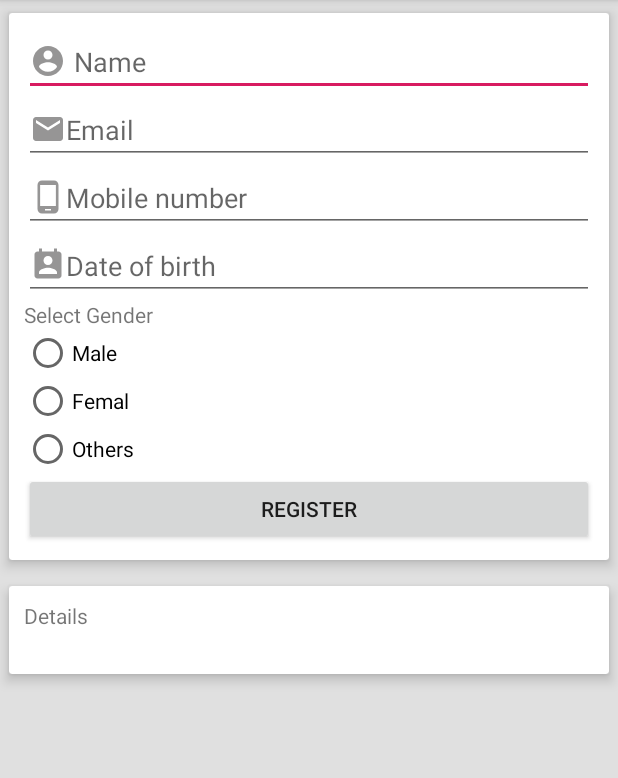
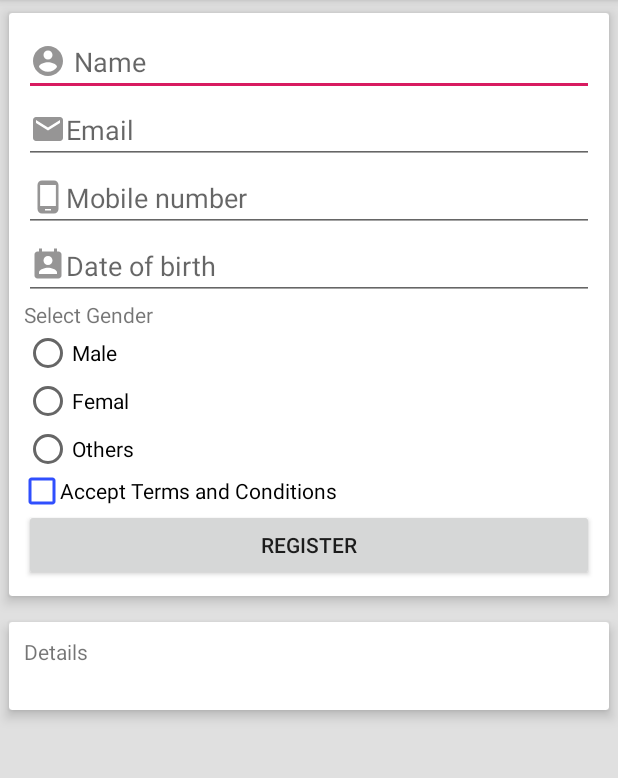
Before and after one commit to CMPundhir/AllWidgetsDemo, an Android app: the FormActivity screen opened directly, with no data from a screen before it, on a phone screen of 412 x 824 dp, the part 84-862 px from its top. Run offline under Robolectric (Android 15) with nearby library versions, the phone set to English and light mode, and no system bars.

Commit message:
Cutom checkbox

```diff
--- a/app/src/main/java/com/cmpundhir/cm/allwidgetsdemo/FormActivity.java
+++ b/app/src/main/java/com/cmpundhir/cm/allwidgetsdemo/FormActivity.java
@@ -5,17 +5,19 @@ import androidx.appcompat.app.AppCompatActivity;
 import android.os.Bundle;
 import android.view.View;
 import android.widget.Button;
+import android.widget.CheckBox;
 import android.widget.EditText;
 import android.widget.RadioButton;
 import android.widget.RadioGroup;
 import android.widget.TextView;
+import android.widget.Toast;
 
 public class FormActivity extends AppCompatActivity {
     EditText e1,e2,e3,e4;
     Button btn;
     RadioGroup rg;
     TextView textView;
-
+    CheckBox checkBox;
     private void init(){
         e1 = findViewById(R.id.editText);
         e2 = findViewById(R.id.editText2);
@@ -23,6 +25,7 @@ public class FormActivity extends AppCompatActivity {
         e4 = findViewById(R.id.editText4);
         btn = findViewById(R.id.button6);
         rg = findViewById(R.id.rg);
+        checkBox = findViewById(R.id.checkBox);
         textView = findViewById(R.id.textView2);
     }
     @Override
@@ -33,7 +36,8 @@ public class FormActivity extends AppCompatActivity {
         btn.setOnClickListener(new View.OnClickListener() {
             @Override
             public void onClick(View view) {
-                String name,email,phone,gender,dob;
+                if(checkBox.isChecked()) {
+                    String name, email, phone, gender, dob;
                     name = e1.getText().toString();
                     email = e2.getText().toString();
                     phone = e3.getText().toString();
@@ -42,13 +46,15 @@ public class FormActivity extends AppCompatActivity {
                     gender = rb.getText().toString();
 
                     StringBuffer buffer = new StringBuffer();
-                buffer.append("name : "+name+"\n");
-                buffer.append("email : "+email+"\n");
-                buffer.append("phone : "+phone+"\n");
-                buffer.append("dob : "+dob+"\n");
-                buffer.append("gender : "+gender+"\n");
-
+                    buffer.append("name : " + name + "\n");
+                    buffer.append("email : " + email + "\n");
+                    buffer.append("phone : " + phone + "\n");
+                    buffer.append("dob : " + dob + "\n");
+                    buffer.append("gender : " + gender + "\n");
                     textView.setText(buffer.toString());
+                }else{
+                    Toast.makeText(FormActivity.this, "Please accept terms and conditions", Toast.LENGTH_SHORT).show();
+                }
             }
         });
     }
--- /dev/null
+++ b/app/src/main/res/drawable/custom_checkbox.xml
@@ -0,0 +1,5 @@
+<?xml version="1.0" encoding="utf-8"?>
+<selector xmlns:android="http://schemas.android.com/apk/res/android">
+    <item android:state_checked="true" android:drawable="@drawable/ic_check" />
+    <item android:state_checked="false" android:drawable="@drawable/ic_check_box_outline_blank_black_24dp"/>
+</selector>
--- /dev/null
+++ b/app/src/main/res/drawable/ic_check.xml
@@ -0,0 +1,5 @@
+<vector android:height="24dp" android:viewportHeight="474.801"
+    android:viewportWidth="474.8" android:width="24dp" xmlns:android="http://schemas.android.com/apk/res/android">
+    <path android:fillColor="#304FFE" android:pathData="M396.283,257.097c-1.14,-0.575 -2.282,-0.862 -3.433,-0.862c-2.478,0 -4.661,0.951 -6.563,2.857l-18.274,18.271c-1.708,1.715 -2.566,3.806 -2.566,6.283v72.513c0,12.565 -4.463,23.314 -13.415,32.264c-8.945,8.945 -19.701,13.418 -32.264,13.418H82.226c-12.564,0 -23.319,-4.473 -32.264,-13.418c-8.947,-8.949 -13.418,-19.698 -13.418,-32.264V118.622c0,-12.562 4.471,-23.316 13.418,-32.264c8.945,-8.946 19.7,-13.418 32.264,-13.418H319.77c4.188,0 8.47,0.571 12.847,1.714c1.143,0.378 1.999,0.571 2.563,0.571c2.478,0 4.668,-0.949 6.57,-2.852l13.99,-13.99c2.282,-2.281 3.142,-5.043 2.566,-8.276c-0.571,-3.046 -2.286,-5.236 -5.141,-6.567c-10.272,-4.752 -21.412,-7.139 -33.403,-7.139H82.226c-22.65,0 -42.018,8.042 -58.102,24.126C8.042,76.613 0,95.978 0,118.629v237.543c0,22.647 8.042,42.014 24.125,58.098c16.084,16.088 35.452,24.13 58.102,24.13h237.541c22.647,0 42.017,-8.042 58.101,-24.13c16.085,-16.084 24.134,-35.45 24.134,-58.098v-90.797C402.001,261.381 400.088,258.623 396.283,257.097z"/>
+    <path android:fillColor="#64DD17" android:pathData="M467.95,93.216l-31.409,-31.409c-4.568,-4.567 -9.996,-6.851 -16.279,-6.851c-6.275,0 -11.707,2.284 -16.271,6.851L219.265,246.532l-75.084,-75.089c-4.569,-4.57 -9.995,-6.851 -16.274,-6.851c-6.28,0 -11.704,2.281 -16.274,6.851l-31.405,31.405c-4.568,4.568 -6.854,9.994 -6.854,16.277c0,6.28 2.286,11.704 6.854,16.274l122.767,122.767c4.569,4.571 9.995,6.851 16.274,6.851c6.279,0 11.704,-2.279 16.274,-6.851l232.404,-232.403c4.565,-4.567 6.854,-9.994 6.854,-16.274S472.518,97.783 467.95,93.216z"/>
+</vector>
--- /dev/null
+++ b/app/src/main/res/drawable/ic_check_box_outline_blank_black_24dp.xml
@@ -0,0 +1,5 @@
+<vector android:height="24dp" android:tint="#304FFE"
+    android:viewportHeight="24.0" android:viewportWidth="24.0"
+    android:width="24dp" xmlns:android="http://schemas.android.com/apk/res/android">
+    <path android:fillColor="#304FFE" android:pathData="M19,5v14H5V5h14m0,-2H5c-1.1,0 -2,0.9 -2,2v14c0,1.1 0.9,2 2,2h14c1.1,0 2,-0.9 2,-2V5c0,-1.1 -0.9,-2 -2,-2z"/>
+</vector>
--- a/app/src/main/res/layout/activity_form.xml
+++ b/app/src/main/res/layout/activity_form.xml
@@ -91,6 +91,13 @@
                     android:text="Others" />
             </RadioGroup>
 
+            <CheckBox
+                android:id="@+id/checkBox"
+                android:button="@drawable/custom_checkbox"
+                android:layout_width="match_parent"
+                android:layout_height="wrap_content"
+                android:text="Accept Terms and Conditions" />
+
             <Button
                 android:id="@+id/button6"
                 android:layout_width="match_parent"
```
Lines whose indentation alone changed are shown as unchanged.
